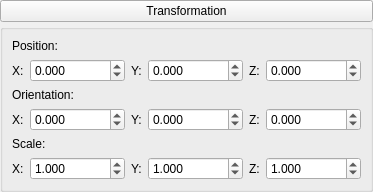
The window that v2.5/GEAR Studio/TransformationPropertiesTab.ui (andyreimann/gear) describes before a commit, drawn with Qt 5.
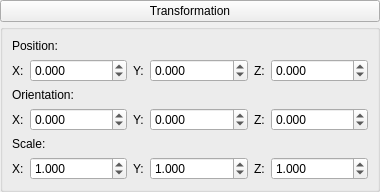
The same window after the commit.

```diff
--- a/v2.5/GEAR Studio/TransformationPropertiesTab.ui
+++ b/v2.5/GEAR Studio/TransformationPropertiesTab.ui
@@ -6,7 +6,7 @@
    <rect>
     <x>0</x>
     <y>0</y>
-    <width>364</width>
+    <width>380</width>
     <height>182</height>
    </rect>
   </property>
@@ -80,6 +80,9 @@
             <property name="minimum">
              <double>-10000000.000000000000000</double>
             </property>
+            <property name="maximum">
+             <double>10000000.000000000000000</double>
+            </property>
            </widget>
           </item>
           <item>
@@ -97,6 +100,9 @@
             <property name="minimum">
              <double>-10000000.000000000000000</double>
             </property>
+            <property name="maximum">
+             <double>10000000.000000000000000</double>
+            </property>
            </widget>
           </item>
           <item>
@@ -114,6 +120,9 @@
             <property name="minimum">
              <double>-10000000.000000000000000</double>
             </property>
+            <property name="maximum">
+             <double>10000000.000000000000000</double>
+            </property>
            </widget>
           </item>
          </layout>
@@ -142,6 +151,9 @@
             <property name="minimum">
              <double>-10000000.000000000000000</double>
             </property>
+            <property name="maximum">
+             <double>10000000.000000000000000</double>
+            </property>
            </widget>
           </item>
           <item>
@@ -159,6 +171,9 @@
             <property name="minimum">
              <double>-10000000.000000000000000</double>
             </property>
+            <property name="maximum">
+             <double>10000000.000000000000000</double>
+            </property>
            </widget>
           </item>
           <item>
@@ -176,6 +191,9 @@
             <property name="minimum">
              <double>-10000000.000000000000000</double>
             </property>
+            <property name="maximum">
+             <double>10000000.000000000000000</double>
+            </property>
            </widget>
           </item>
          </layout>
@@ -204,6 +222,9 @@
             <property name="minimum">
              <double>-10000000.000000000000000</double>
             </property>
+            <property name="maximum">
+             <double>10000000.000000000000000</double>
+            </property>
             <property name="value">
              <double>1.000000000000000</double>
             </property>
@@ -224,6 +245,9 @@
             <property name="minimum">
              <double>-10000000.000000000000000</double>
             </property>
+            <property name="maximum">
+             <double>10000000.000000000000000</double>
+            </property>
             <property name="value">
              <double>1.000000000000000</double>
             </property>
@@ -244,6 +268,9 @@
             <property name="minimum">
              <double>-10000000.000000000000000</double>
             </property>
+            <property name="maximum">
+             <double>10000000.000000000000000</double>
+            </property>
             <property name="value">
              <double>1.000000000000000</double>
             </property>
```
